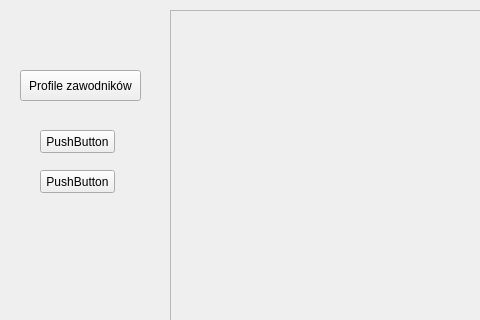
Qt form mainwindow.ui (krzych/PingPongTM) before a commit; both pictures show x 0 to 480 and y 0 to 320 of the 1024 by 756 pixel window.
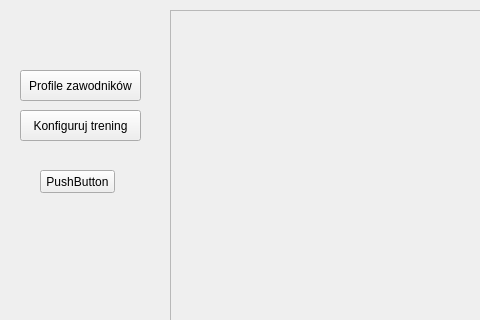
The same form after that commit.

```diff
--- a/mainwindow.ui
+++ b/mainwindow.ui
@@ -54,14 +54,14 @@
    <widget class="QPushButton" name="pushButton_2">
     <property name="geometry">
      <rect>
-      <x>40</x>
-      <y>130</y>
-      <width>75</width>
-      <height>23</height>
+      <x>20</x>
+      <y>110</y>
+      <width>121</width>
+      <height>31</height>
      </rect>
     </property>
     <property name="text">
-     <string>PushButton</string>
+     <string>Konfiguruj trening</string>
     </property>
    </widget>
    <widget class="QPushButton" name="pushButton_3">
```
Left out of the diff: 2 changed lines with no effect on the pictures.
